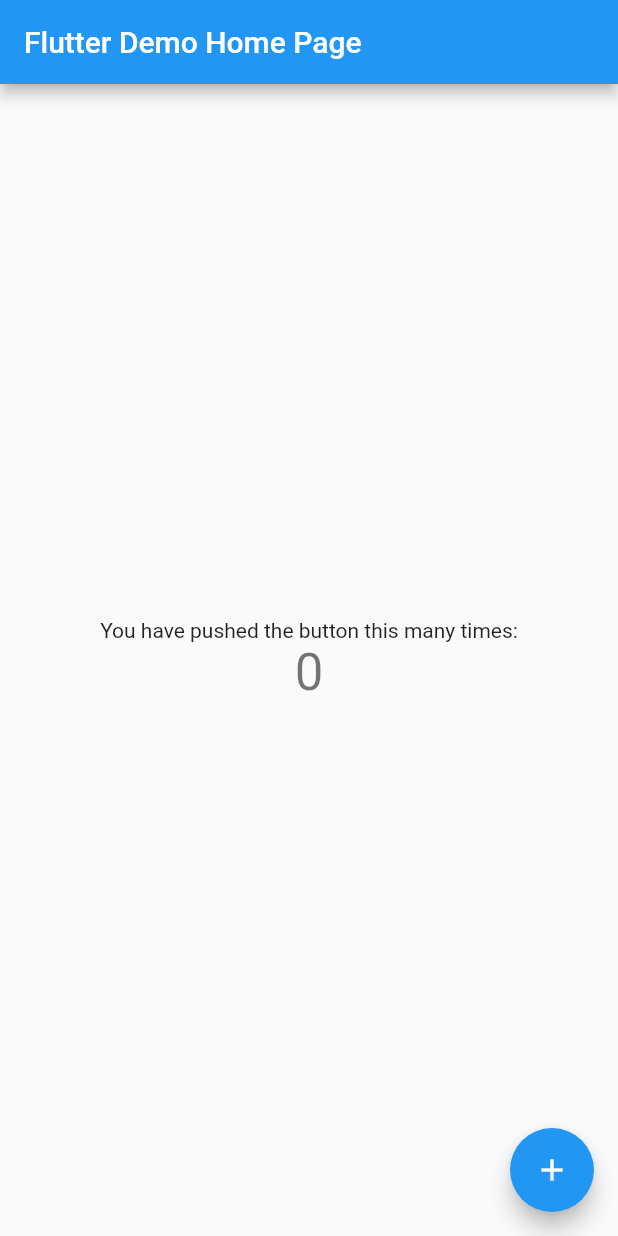
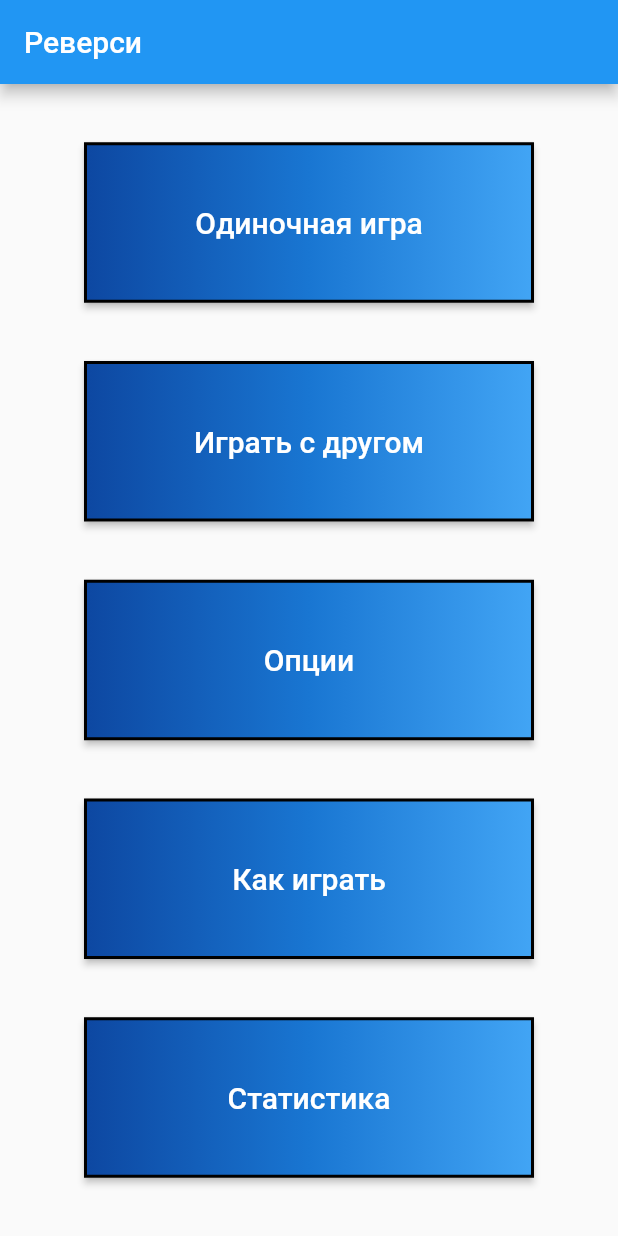
Before and after one commit to KateSema2000/FlutterGameReversi, a Flutter app: the screen it shows after launch, on a phone screen of 412 x 824 dp. Run offline on Flutter 3.47's test engine with Material 2 defaults, Android fonts, the phone set to English and light mode, and no system bars.

Commit message:
successful first launch

```diff
--- a/lib/main.dart
+++ b/lib/main.dart
@@ -1,117 +1,6 @@
+import 'package:Lines/my_app.dart';
 import 'package:flutter/material.dart';
 
 void main() {
   runApp(MyApp());
 }
-
-class MyApp extends StatelessWidget {
-  // This widget is the root of your application.
-  @override
-  Widget build(BuildContext context) {
-    return MaterialApp(
-      title: 'Flutter Demo',
-      theme: ThemeData(
-        // This is the theme of your application.
-        //
-        // Try running your application with "flutter run". You'll see the
-        // application has a blue toolbar. Then, without quitting the app, try
-        // changing the primarySwatch below to Colors.green and then invoke
-        // "hot reload" (press "r" in the console where you ran "flutter run",
-        // or simply save your changes to "hot reload" in a Flutter IDE).
-        // Notice that the counter didn't reset back to zero; the application
-        // is not restarted.
-        primarySwatch: Colors.blue,
-        // This makes the visual density adapt to the platform that you run
-        // the app on. For desktop platforms, the controls will be smaller and
-        // closer together (more dense) than on mobile platforms.
-        visualDensity: VisualDensity.adaptivePlatformDensity,
-      ),
-      home: MyHomePage(title: 'Flutter Demo Home Page'),
-    );
-  }
-}
-
-class MyHomePage extends StatefulWidget {
-  MyHomePage({Key key, this.title}) : super(key: key);
-
-  // This widget is the home page of your application. It is stateful, meaning
-  // that it has a State object (defined below) that contains fields that affect
-  // how it looks.
-
-  // This class is the configuration for the state. It holds the values (in this
-  // case the title) provided by the parent (in this case the App widget) and
-  // used by the build method of the State. Fields in a Widget subclass are
-  // always marked "final".
-
-  final String title;
-
-  @override
-  _MyHomePageState createState() => _MyHomePageState();
-}
-
-class _MyHomePageState extends State<MyHomePage> {
-  int _counter = 0;
-
-  void _incrementCounter() {
-    setState(() {
-      // This call to setState tells the Flutter framework that something has
-      // changed in this State, which causes it to rerun the build method below
-      // so that the display can reflect the updated values. If we changed
-      // _counter without calling setState(), then the build method would not be
-      // called again, and so nothing would appear to happen.
-      _counter++;
-    });
-  }
-
-  @override
-  Widget build(BuildContext context) {
-    // This method is rerun every time setState is called, for instance as done
-    // by the _incrementCounter method above.
-    //
-    // The Flutter framework has been optimized to make rerunning build methods
-    // fast, so that you can just rebuild anything that needs updating rather
-    // than having to individually change instances of widgets.
-    return Scaffold(
-      appBar: AppBar(
-        // Here we take the value from the MyHomePage object that was created by
-        // the App.build method, and use it to set our appbar title.
-        title: Text(widget.title),
-      ),
-      body: Center(
-        // Center is a layout widget. It takes a single child and positions it
-        // in the middle of the parent.
-        child: Column(
-          // Column is also a layout widget. It takes a list of children and
-          // arranges them vertically. By default, it sizes itself to fit its
-          // children horizontally, and tries to be as tall as its parent.
-          //
-          // Invoke "debug painting" (press "p" in the console, choose the
-          // "Toggle Debug Paint" action from the Flutter Inspector in Android
-          // Studio, or the "Toggle Debug Paint" command in Visual Studio Code)
-          // to see the wireframe for each widget.
-          //
-          // Column has various properties to control how it sizes itself and
-          // how it positions its children. Here we use mainAxisAlignment to
-          // center the children vertically; the main axis here is the vertical
-          // axis because Columns are vertical (the cross axis would be
-          // horizontal).
-          mainAxisAlignment: MainAxisAlignment.center,
-          children: <Widget>[
-            Text(
-              'You have pushed the button this many times:',
-            ),
-            Text(
-              '$_counter',
-              style: Theme.of(context).textTheme.headline4,
-            ),
-          ],
-        ),
-      ),
-      floatingActionButton: FloatingActionButton(
-        onPressed: _incrementCounter,
-        tooltip: 'Increment',
-        child: Icon(Icons.add),
-      ), // This trailing comma makes auto-formatting nicer for build methods.
-    );
-  }
-}
--- /dev/null
+++ b/lib/my_app.dart
@@ -0,0 +1,17 @@
+import 'package:Lines/ui/pages/menu_page.dart';
+import 'package:flutter/material.dart';
+
+class MyApp extends StatelessWidget {
+  // This widget is the root of your application.
+  @override
+  Widget build(BuildContext context) {
+    return MaterialApp(
+      title: 'Flutter Demo',
+      theme: ThemeData(
+        primarySwatch: Colors.blue,
+        visualDensity: VisualDensity.adaptivePlatformDensity,
+      ),
+      home: MyHomePage(title: 'Flutter Demo Home Page'),
+    );
+  }
+}
--- /dev/null
+++ b/lib/ui/pages/game_page.dart
@@ -0,0 +1,25 @@
+import 'package:Lines/ui/views/game_field.dart';
+import 'package:flutter/cupertino.dart';
+import 'package:flutter/material.dart';
+
+//import 'package:image/image.dart';
+
+class GamePage extends StatefulWidget {
+  @override
+  _GamePageState createState() => _GamePageState();
+}
+
+class _GamePageState extends State<GamePage> {
+  @override
+  Widget build(BuildContext context) {
+    return MaterialApp(
+      home: Scaffold(
+          appBar: AppBar(
+            title: Text('Играть с ботом', textAlign: TextAlign.center),
+          ),
+          body: Center(
+            child: Field_game(),
+          )),
+    );
+  }
+}
--- /dev/null
+++ b/lib/ui/pages/menu_page.dart
@@ -0,0 +1,113 @@
+import 'package:flutter/material.dart';
+import 'package:Lines/ui/pages/game_page.dart';
+
+class MyHomePage extends StatefulWidget {
+  MyHomePage({Key key, this.title}) : super(key: key);
+
+  final String title;
+
+  @override
+  _MyHomePageState createState() => _MyHomePageState();
+}
+
+/*
+class _MyHomePageState extends State<MyHomePage> {
+  int _counter = 0;
+
+  void _incrementCounter() {
+    setState(() {
+      _counter++;
+    });
+  }
+
+  @override
+  Widget build(BuildContext context) {
+    return Scaffold(
+      //appBar: AppBar(
+      //  title: Text(widget.title),
+      //),
+      body: _buildbody(),
+      floatingActionButton: FloatingActionButton(
+        onPressed: _incrementCounter,
+        tooltip: 'Increment',
+        child: Icon(Icons.add),
+      ),
+    );
+  }
+
+  Widget _buildbody() {
+    return Center(
+      child: Column(
+        mainAxisAlignment: MainAxisAlignment.center,
+        children: <Widget>[
+          Text(
+            'You have pushed the button this many times:',
+          ),
+          Text(
+            '$_counter',
+            style: Theme.of(context).textTheme.headline4,
+          ),
+        ],
+      ),
+    );
+  }
+}
+*/
+class _MyHomePageState extends State<MyHomePage> {
+  void _navigatorToGamePage(BuildContext context) {
+    Navigator.of(context).push(
+      MaterialPageRoute(builder: (_) => GamePage()),
+    );
+  }
+
+  @override
+  Widget build(BuildContext context) {
+    return MaterialApp(
+      home: Scaffold(
+        appBar: AppBar(
+          title: Text('Реверси', textAlign: TextAlign.center),
+        ),
+        body: Center(
+          child: Column(
+            mainAxisAlignment: MainAxisAlignment.spaceEvenly,
+            children: [
+              _buildMenuButton("Одиночная игра", _navigatorToGamePage),
+              _buildMenuButton("Играть с другом", _navigatorToGamePage),
+              _buildMenuButton("Опции", _navigatorToGamePage),
+              _buildMenuButton("Как играть", _navigatorToGamePage),
+              _buildMenuButton("Статистика", _navigatorToGamePage),
+            ],
+          ),
+        ),
+      ),
+    );
+  }
+
+  Widget _buildMenuButton(
+      String text, void Function(BuildContext context) navigatorToGamePage) {
+    return RaisedButton(
+      onPressed: () {
+        navigatorToGamePage(context);
+      },
+      textColor: Colors.white,
+      padding: EdgeInsets.all(0.0),
+      child: Container(
+        decoration: BoxDecoration(
+          gradient: LinearGradient(
+            colors: <Color>[
+              Color(0xFF0D47A1),
+              Color(0xFF1976D2),
+              Color(0xFF42A5F5),
+            ],
+          ),
+          border: new Border.all(color: Colors.black, width: 2.0),
+          //borderRadius: new BorderRadius.circular(30.0),
+        ),
+        padding: EdgeInsets.fromLTRB(20, 40, 20, 40),
+        width: 300,
+        child: Text(text,
+            style: TextStyle(fontSize: 20), textAlign: TextAlign.center),
+      ),
+    );
+  }
+}
```
Also changed, not shown: lib/Logic/Field_logic.dart (added, +155 -0 lines), lib/Logic/Place.dart (added, +13 -0 lines), lib/resources/constants.dart (added, +7 -0 lines), lib/ui/views/game_field.dart (added, +65 -0 lines), pubspec.yaml (+3 -4 lines), pubspec.lock, 1 other file.
